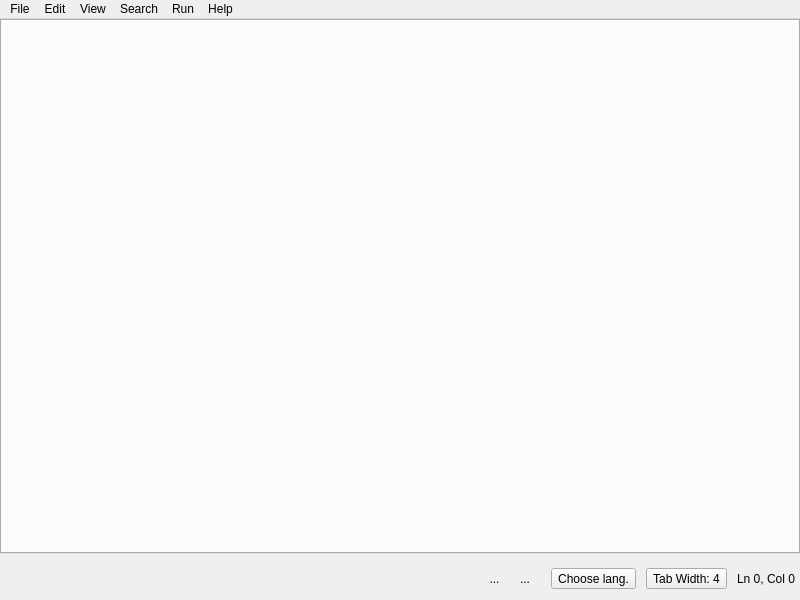
djeada/Lightpad, file App/ui/mainwindow.ui: the form before one commit.
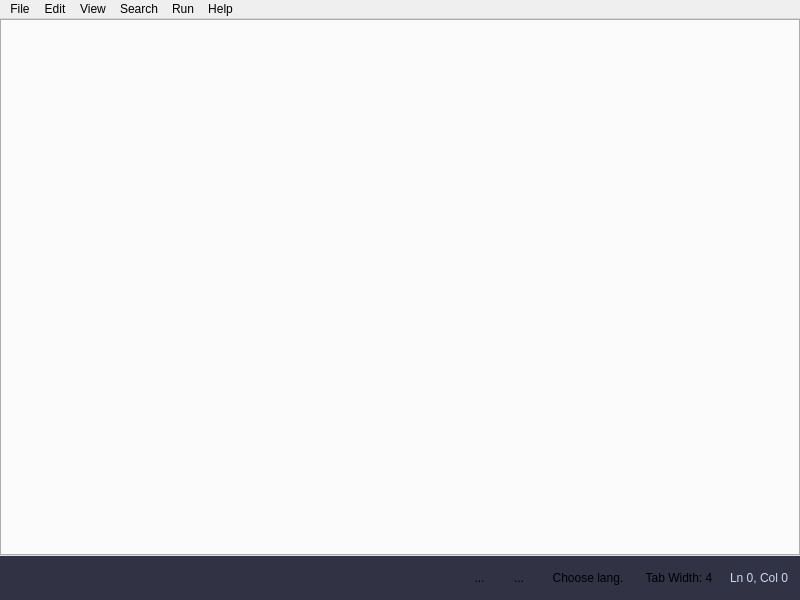
The form after the commit. Icons and pictures are not drawn. Custom widgets are drawn as their Qt base class.

Commit message: Implement improved modern UI with updated theme colors and styling

What changed in the file:
```diff
--- a/App/ui/mainwindow.ui
+++ b/App/ui/mainwindow.ui
@@ -76,17 +76,23 @@
     <item>
      <widget class="QWidget" name="backgroundBottom" native="true">
       <property name="styleSheet">
-       <string notr="true"/>
+       <string notr="true">background-color: #313244; border-radius: 0;</string>
       </property>
       <layout class="QHBoxLayout" name="horizontalLayout">
        <property name="spacing">
-        <number>5</number>
+        <number>8</number>
+       </property>
+       <property name="leftMargin">
+        <number>12</number>
        </property>
        <property name="rightMargin">
-        <number>5</number>
+        <number>12</number>
+       </property>
+       <property name="topMargin">
+        <number>6</number>
        </property>
        <property name="bottomMargin">
-        <number>5</number>
+        <number>6</number>
        </property>
        <item>
         <spacer name="horizontalSpacer">
@@ -105,7 +111,10 @@
         <widget class="QToolButton" name="runButton">
          <property name="styleSheet">
           <string notr="true">QToolButton {
-qproperty-icon: url(&quot;:/resources/icons/run.png&quot;) ; border: none;
+qproperty-icon: url(":/resources/icons/run.png");
+border: none;
+border-radius: 6px;
+padding: 6px;
 }
 
 QToolButton:hover {
@@ -135,7 +144,10 @@
          </property>
          <property name="styleSheet">
           <string notr="true">QToolButton {
-qproperty-icon: url(&quot;:/resources/icons/wand_dark.png&quot;) ; border: none;
+qproperty-icon: url(":/resources/icons/wand_dark.png");
+border: none;
+border-radius: 6px;
+padding: 6px;
 }
 
 QToolButton:hover {
@@ -226,7 +238,7 @@
        <item>
         <widget class="QLabel" name="rowCol">
          <property name="styleSheet">
-          <string notr="true">color: &quot;white&quot;;</string>
+          <string notr="true">color: #cdd6f4; font-size: 12px;</string>
          </property>
          <property name="text">
           <string>Ln 0, Col 0</string>
```
Left out of the diff: 16 changed lines with no effect on the pictures. The commit also changes 4 other files.
